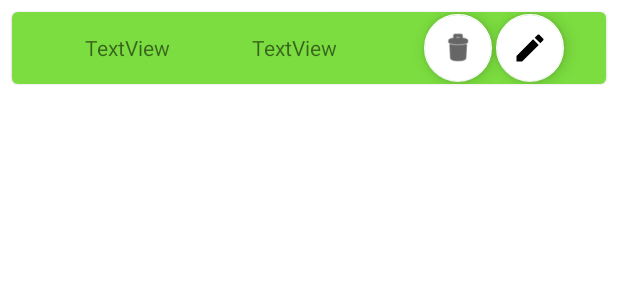
After one commit to malick1234/Miniprojet3, an Android app: the layout list_item_favoris.xml on its own in the app's theme, with its tools: preview values and no code run, on a phone screen of 412 x 824 dp. The commit adds this screen. Shown: the top 300 px of the screen. Run offline under Robolectric (Android 15) with nearby library versions, the phone set to English and light mode, and no system bars.

Commit message:
setup pour favoris, liste favoris marche, ajout favoris marche, delete marche pas,update marche pas

```diff
--- a/app/src/main/java/ca/qc/cgodin/mini_projet3/data/SuccursaleDaoFavoris.kt
+++ b/app/src/main/java/ca/qc/cgodin/mini_projet3/data/SuccursaleDaoFavoris.kt
@@ -20,4 +20,6 @@ interface SuccursaleDaoFavoris {
     @Delete
     fun deleteSuccursaleFavoris(succursalesFavoris: SuccursaleFavoris)
 
+    @Query("DELETE FROM table_succursale_favoris")
+    fun deleteAll()
 }
--- a/app/src/main/java/ca/qc/cgodin/mini_projet3/data/SuccursaleFavorisViewModel.kt
+++ b/app/src/main/java/ca/qc/cgodin/mini_projet3/data/SuccursaleFavorisViewModel.kt
@@ -28,4 +28,8 @@ class SuccursaleFavorisViewModel(application: Application) : AndroidViewModel(ap
     fun delete(succursaleFavoris: SuccursaleFavoris) = viewModelScope.launch(Dispatchers.IO){
         repository.delete(succursaleFavoris)
     }
+
+    fun deleteAll() = viewModelScope.launch(Dispatchers.IO){
+        repository.deleteAll()
+    }
 }
--- a/app/src/main/java/ca/qc/cgodin/mini_projet3/repository/SuccursaleFavorisRepository.kt
+++ b/app/src/main/java/ca/qc/cgodin/mini_projet3/repository/SuccursaleFavorisRepository.kt
@@ -18,5 +18,8 @@ class SuccursaleFavorisRepository(private val succursaleDaoFavoris: SuccursaleDa
         succursaleDaoFavoris.deleteSuccursaleFavoris(succursaleFavoris)
     }
 
+    suspend fun deleteAll(){
+        succursaleDaoFavoris.deleteAll()
+    }
 
 }
--- a/app/src/main/java/ca/qc/cgodin/roomstudent/AdapterCallback.kt
+++ b/app/src/main/java/ca/qc/cgodin/roomstudent/AdapterCallback.kt
@@ -1,5 +1,9 @@
 package ca.qc.cgodin.roomstudent
 
+import ca.qc.cgodin.mini_projet3.data.Succursale
+import ca.qc.cgodin.mini_projet3.data.SuccursaleFavoris
+
 interface AdapterCallback {
-    fun sendID(id: String)
+    fun sendSucc(succ: Succursale, code: String)
+    fun sendSuccFav(succ: SuccursaleFavoris, code: String)
 }
--- a/app/src/main/res/layout/fragment_list_favoris.xml
+++ b/app/src/main/res/layout/fragment_list_favoris.xml
@@ -10,7 +10,8 @@
         android:id="@+id/rvListeFavoris"
         android:layout_width="match_parent"
         android:layout_height="match_parent"
-        android:layout_marginTop="67dp" />
+        android:layout_marginTop="67dp"
+        app:layoutManager="androidx.recyclerview.widget.GridLayoutManager"/>
 
     <TextView
         android:id="@+id/tvFavoris"
--- /dev/null
+++ b/app/src/main/res/layout/list_item_favoris.xml
@@ -0,0 +1,57 @@
+<?xml version="1.0" encoding="utf-8"?>
+<com.google.android.material.card.MaterialCardView
+    xmlns:android="http://schemas.android.com/apk/res/android"
+    xmlns:app="http://schemas.android.com/apk/res-auto"
+    xmlns:tools="http://schemas.android.com/tools"
+    android:layout_width="match_parent"
+    android:layout_height="wrap_content"
+    android:layout_margin="8dp">
+
+    <LinearLayout
+        android:layout_width="match_parent"
+        android:layout_height="match_parent"
+        android:background="#7BDD3F"
+        android:orientation="horizontal">
+
+        <TextView
+            android:id="@+id/tvVille"
+            android:layout_width="140dp"
+            android:layout_height="match_parent"
+            android:layout_weight="1"
+            android:gravity="center"
+            android:text="TextView"
+            android:textAlignment="center" />
+
+        <TextView
+            android:id="@+id/tvBudget"
+            android:layout_width="wrap_content"
+            android:layout_height="match_parent"
+            android:layout_weight="1"
+            android:gravity="center"
+            android:text="TextView"
+            android:textAlignment="center" />
+
+        <com.google.android.material.floatingactionbutton.FloatingActionButton
+            android:id="@+id/fabDeleteSucc"
+            android:layout_width="wrap_content"
+            android:layout_height="wrap_content"
+            android:layout_marginStart="50dp"
+            android:layout_weight="1"
+            android:clickable="true"
+            android:src="@android:drawable/ic_menu_delete"
+            app:backgroundTint="@color/white"
+            app:fabCustomSize="45sp" />
+
+
+        <com.google.android.material.floatingactionbutton.FloatingActionButton
+            android:id="@+id/fabUpdate"
+            android:layout_width="wrap_content"
+            android:layout_height="wrap_content"
+            android:layout_weight="1"
+            android:clickable="true"
+            app:srcCompat="@drawable/ic_update_24"
+            app:backgroundTint="#FFFFFF"
+            app:fabCustomSize="45sp"/>
+
+    </LinearLayout>
+</com.google.android.material.card.MaterialCardView>
```
Also changed, not shown: app/src/main/java/ca/qc/cgodin/mini_projet3/ListFragment.kt (+21 -7 lines), app/src/main/java/ca/qc/cgodin/mini_projet3/ListFragmentFavoris.kt (+33 -1 lines), app/src/main/java/ca/qc/cgodin/mini_projet3/SuccursaleListeFavorisAdapter.kt (renamed from app/src/main/res/navigation/nav_graph.xml, +71 -73 lines), app/src/main/res/layout/fragment_list.xml (+16 -1 lines).
